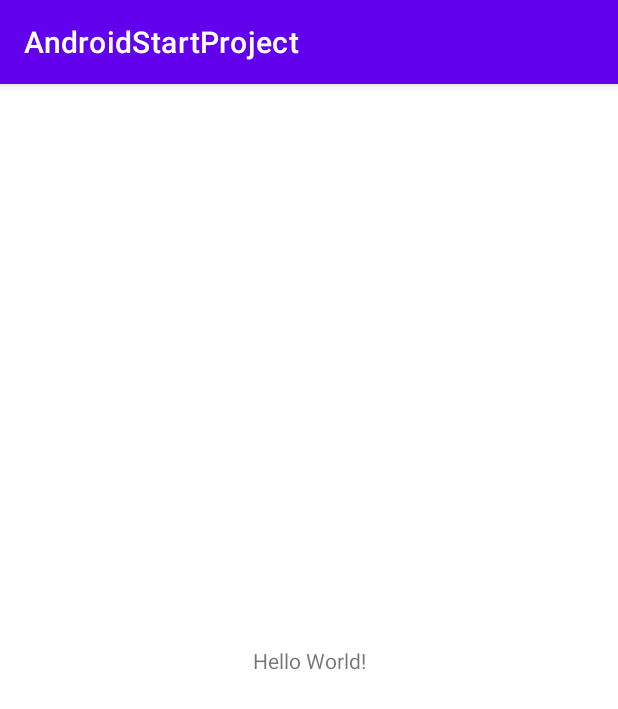
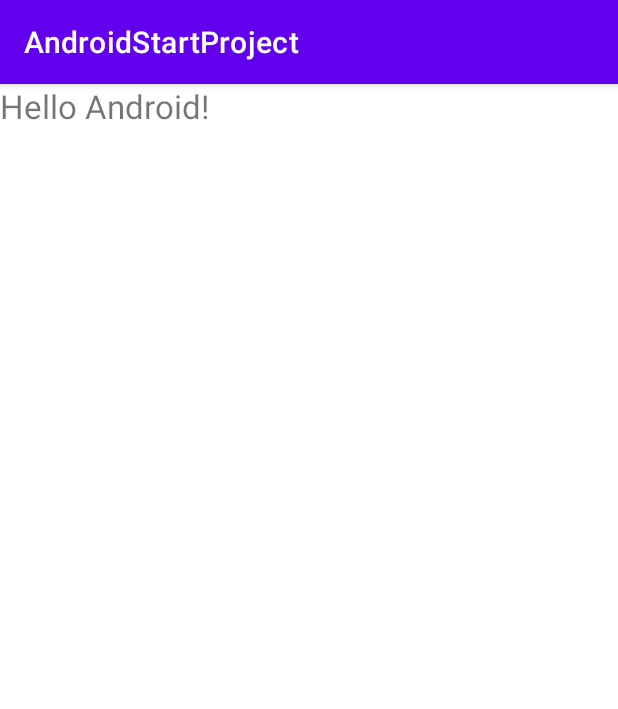
Before and after one commit to bystrovdev/AndroidStartPoject, an Android app: the screen it shows after launch (MainActivity), on a phone screen of 412 x 824 dp. Shown: the top 709 px of the screen. Run offline under Robolectric (Android 15) with nearby library versions, the phone set to English and light mode, and no system bars.

Commit message:
Added Java screen configuration example

```diff
--- a/app/build.gradle
+++ b/app/build.gradle
@@ -3,13 +3,13 @@ plugins {
 }
 
 android {
-    compileSdkVersion 33
-    buildToolsVersion "33.0.1"
+    compileSdkVersion 30
+    buildToolsVersion '30.0.3'
 
     defaultConfig {
         applicationId "ru.synergy.myapplication"
         minSdkVersion 23
-        targetSdkVersion 33
+        targetSdkVersion 30
         versionCode 1
         versionName "1.0"
 
--- a/app/src/main/java/ru/synergy/myapplication/MainActivity.java
+++ b/app/src/main/java/ru/synergy/myapplication/MainActivity.java
@@ -3,12 +3,23 @@ package ru.synergy.myapplication;
 import androidx.appcompat.app.AppCompatActivity;
 
 import android.os.Bundle;
+import android.view.View;
+import android.widget.TextView;
+import android.widget.Toast;
 
 public class MainActivity extends AppCompatActivity {
 
     @Override
     protected void onCreate(Bundle savedInstanceState) {
         super.onCreate(savedInstanceState);
-        setContentView(R.layout.activity_main);
+        //setContentView(R.layout.activity_main);
+
+        TextView textView = new TextView(this);
+
+        textView.setText("Hello Android!");
+
+        textView.setTextSize(22);
+
+        setContentView(textView);
     }
 }
--- a/app/src/main/res/layout/activity_main.xml
+++ b/app/src/main/res/layout/activity_main.xml
@@ -4,15 +4,4 @@
     xmlns:tools="http://schemas.android.com/tools"
     android:layout_width="match_parent"
     android:layout_height="match_parent"
-    tools:context=".MainActivity">
-
-    <TextView
-        android:layout_width="wrap_content"
-        android:layout_height="wrap_content"
-        android:text="Hello World!"
-        app:layout_constraintBottom_toBottomOf="parent"
-        app:layout_constraintLeft_toLeftOf="parent"
-        app:layout_constraintRight_toRightOf="parent"
-        app:layout_constraintTop_toTopOf="parent" />
-
-</androidx.constraintlayout.widget.ConstraintLayout>
+    tools:context=".MainActivity"/>
```
